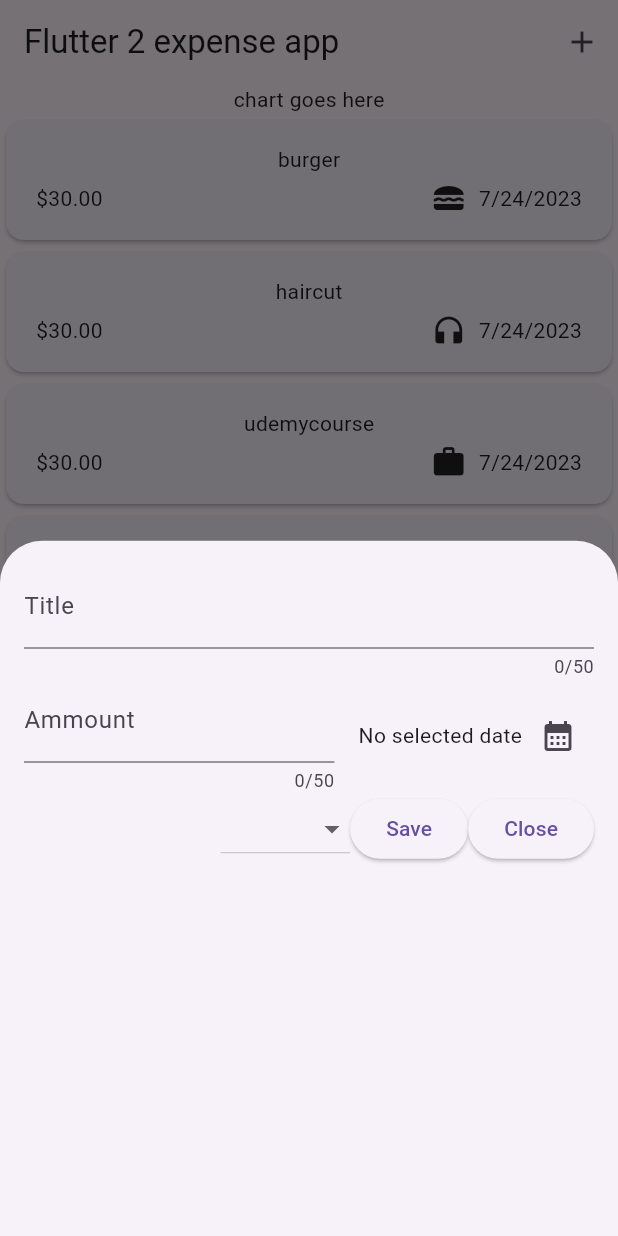
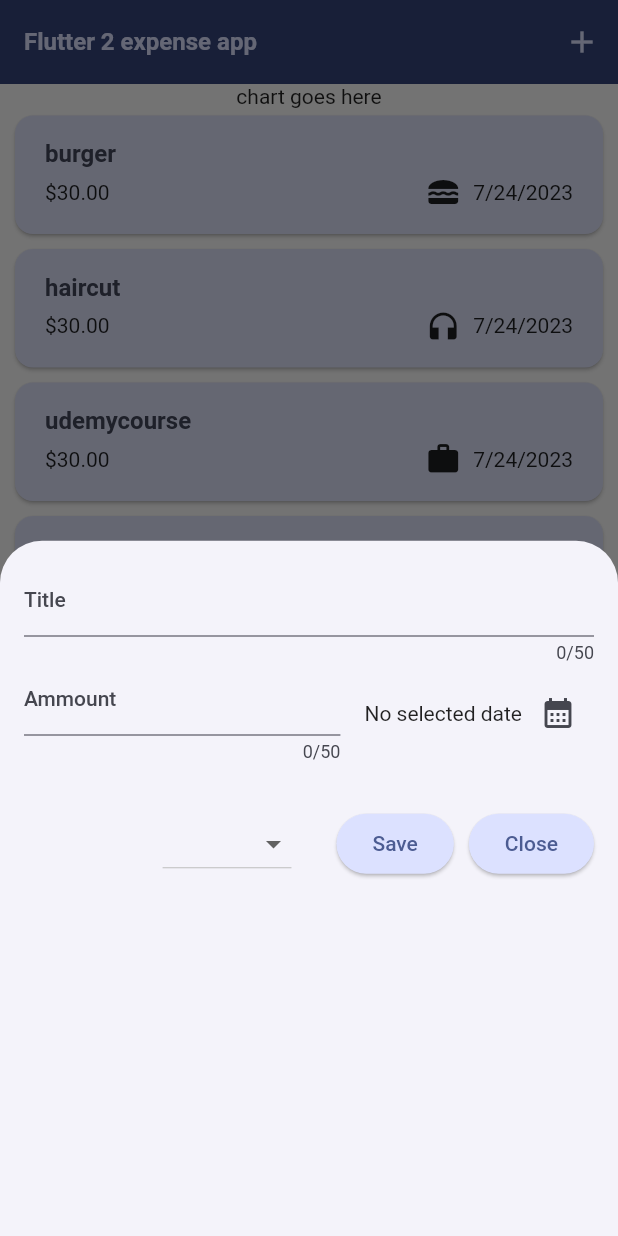
Before and after one commit to imNotADuck/flutter2_expense_app, a Flutter app: the screen it shows after launch, after a tap on the "add" icon, on a phone screen of 412 x 824 dp. Run offline on Flutter 3.47's test engine with Material 2 defaults, Android fonts, the phone set to English and light mode, and no system bars.

Commit message:
add styling

```diff
--- a/lib/main.dart
+++ b/lib/main.dart
@@ -1,6 +1,12 @@
 import 'package:flutter/material.dart';
 import 'package:flutter2_expense_app/widgets/expenses.dart';
 
+var kColorScheme =
+    ColorScheme.fromSeed(seedColor: const Color.fromARGB(255, 4, 25, 77));
+var kDarkColorScheme = ColorScheme.fromSeed(
+  brightness: Brightness.dark,
+  seedColor: const Color.fromARGB(255, 2, 70, 39),
+);
 void main() {
   runApp(const MyApp());
 }
@@ -8,24 +14,60 @@ void main() {
 class MyApp extends StatelessWidget {
   const MyApp({super.key});
 
-  // This widget is the root of your application.
   @override
   Widget build(BuildContext context) {
     return MaterialApp(
       title: 'Flutter Demo',
-      theme: ThemeData(
-        // This is the theme of your application.
-        //
-        // Try running your application with "flutter run". You'll see the
-        // application has a blue toolbar. Then, without quitting the app, try
-        // changing the primarySwatch below to Colors.green and then invoke
-        // "hot reload" (press "r" in the console where you ran "flutter run",
-        // or simply save your changes to "hot reload" in a Flutter IDE).
-        // Notice that the counter didn't reset back to zero; the application
-        // is not restarted.
-        primarySwatch: Colors.green,
+      darkTheme: ThemeData.dark().copyWith(
         useMaterial3: true,
+        colorScheme: kDarkColorScheme,
+        appBarTheme: const AppBarTheme().copyWith(
+          backgroundColor: kDarkColorScheme.onPrimaryContainer,
+          foregroundColor: kDarkColorScheme.primaryContainer,
+        ),
+        cardTheme: const CardTheme().copyWith(
+            color: kDarkColorScheme.secondaryContainer,
+            margin: const EdgeInsets.symmetric(vertical: 5, horizontal: 10)),
+        elevatedButtonTheme: ElevatedButtonThemeData(
+          style: ElevatedButton.styleFrom(
+            backgroundColor: kDarkColorScheme.primaryContainer,
+            foregroundColor: kDarkColorScheme.onPrimaryContainer,
+          ),
+        ),
+        textTheme: ThemeData().textTheme.copyWith(
+              titleLarge: TextStyle(
+                fontWeight: FontWeight.bold,
+                color: kDarkColorScheme.onSecondaryContainer,
+                fontSize: 16,
+              ),
+              bodyMedium: TextStyle(
+                color: kDarkColorScheme.onSecondaryContainer,
+                fontSize: 12,
+              ),
+            ),
       ),
+      theme: ThemeData().copyWith(
+        useMaterial3: true,
+        colorScheme: kColorScheme,
+        appBarTheme: const AppBarTheme().copyWith(
+          backgroundColor: kColorScheme.onPrimaryContainer,
+          foregroundColor: kColorScheme.primaryContainer,
+        ),
+        cardTheme: const CardTheme().copyWith(
+            color: kColorScheme.secondaryContainer,
+            margin: const EdgeInsets.symmetric(vertical: 5, horizontal: 10)),
+        elevatedButtonTheme: ElevatedButtonThemeData(
+          style: ElevatedButton.styleFrom(
+              backgroundColor: kColorScheme.primaryContainer),
+        ),
+        textTheme: ThemeData().textTheme.copyWith(
+              titleLarge: TextStyle(
+                  fontWeight: FontWeight.bold,
+                  color: kColorScheme.onSecondaryContainer,
+                  fontSize: 16),
+            ),
+      ),
+      themeMode: ThemeMode.system,
       home: const Expenses(),
     );
   }
--- a/lib/widgets/expense_item.dart
+++ b/lib/widgets/expense_item.dart
@@ -15,20 +15,33 @@ class ExpenseItem extends StatelessWidget {
             vertical: 16,
           ),
           child: Column(
+            crossAxisAlignment: CrossAxisAlignment.start,
             children: [
-              Text(expense.title),
+              Text(
+                expense.title,
+                style: Theme.of(context).textTheme.titleLarge,
+              ),
               const SizedBox(
                 height: 4,
               ),
               Row(children: [
-                Text('\$${expense.ammount.toStringAsFixed(2)}',
+                Text(
+                  '\$${expense.ammount.toStringAsFixed(2)}',
+                  style: Theme.of(context).textTheme.bodyMedium,
                 ),
                 const Spacer(),
-                Row(children: [
-                  Icon(categoryIcon[expense.category]),
-                  const SizedBox(width: 8,),
-                  Text(expense.formattedDate,),
-                ],)
+                Row(
+                  children: [
+                    Icon(categoryIcon[expense.category]),
+                    const SizedBox(
+                      width: 8,
+                    ),
+                    Text(
+                      expense.formattedDate,
+                      style: Theme.of(context).textTheme.bodyMedium,
+                    ),
+                  ],
+                )
               ]),
             ],
           )),
--- a/lib/widgets/expense_list.dart
+++ b/lib/widgets/expense_list.dart
@@ -18,6 +18,10 @@ class ExpenseList extends StatelessWidget {
       itemCount: expenses.length,
       itemBuilder: (ctx, index) => Dismissible(
           key: ValueKey(expenses[index]),
+          background: Container(
+            color: Theme.of(context).colorScheme.error.withOpacity(0.7),
+            margin: const EdgeInsets.symmetric(vertical: 5),
+          ),
           onDismissed: (direction) {
             onRemoveExpense(expenses[index]);
           },
--- a/lib/widgets/new_expense.dart
+++ b/lib/widgets/new_expense.dart
@@ -136,6 +136,7 @@ class _NewExpenseState extends State<NewExpense> {
             ),
           ],
         ),
+        const SizedBox(height: 30,),
         Row(
           mainAxisAlignment: MainAxisAlignment.end,
           children: [
@@ -146,6 +147,7 @@ class _NewExpenseState extends State<NewExpense> {
                         value: item,
                         child: Text(
                           item.name.toUpperCase(),
+                          style: Theme.of(context).textTheme.titleLarge,
                         ),
                       ),
                     )
@@ -157,11 +159,17 @@ class _NewExpenseState extends State<NewExpense> {
                     print('expense value now: $_selectedExpense');
                   });
                 }),
+            const SizedBox(
+              width: 30,
+            ),
             ElevatedButton(
               onPressed: () {
                 _validateFormAndSubmit();
               },
               child: const Text('Save'),
+            ),
+            const SizedBox(
+              width: 10,
             ),
             ElevatedButton(
               onPressed: () {
```
